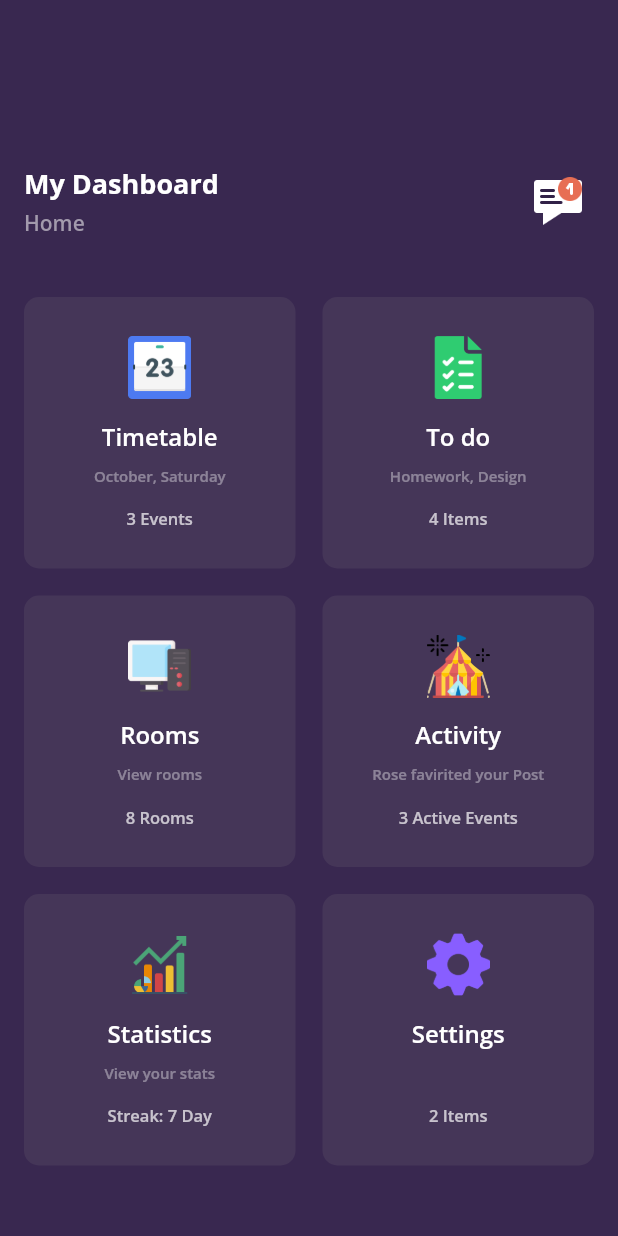
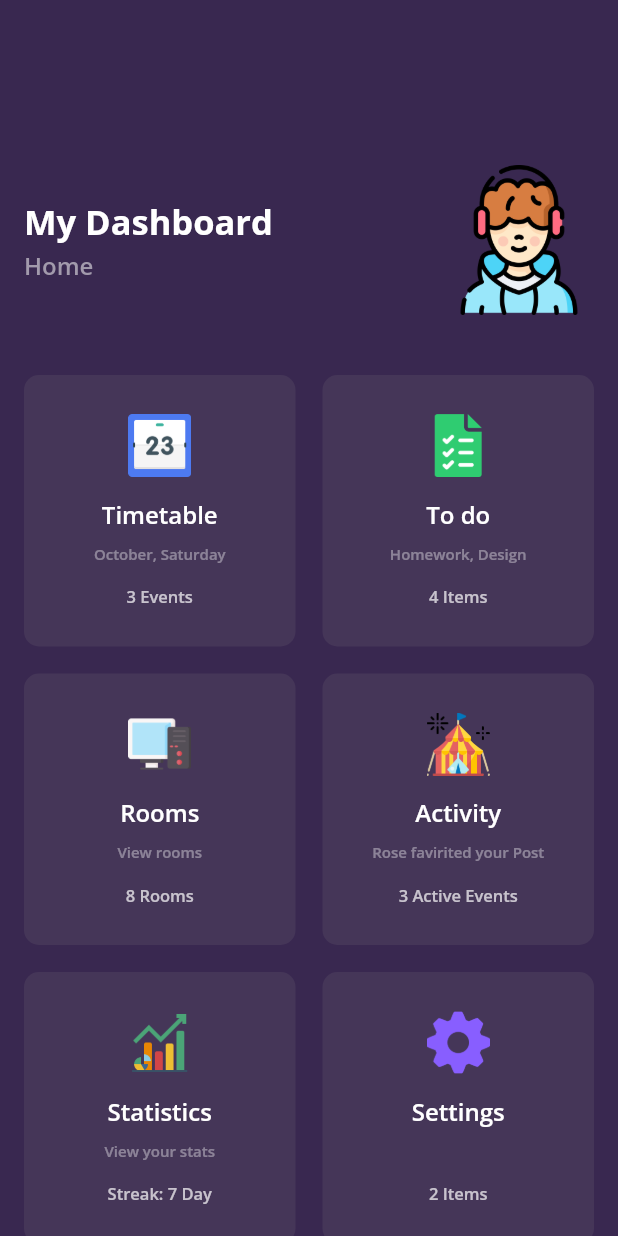
Before and after one commit to verbal-noun/kaspersky-secureit-2020-winner, a Flutter app: the screen it shows after launch, on a phone screen of 412 x 824 dp. Run offline on Flutter 3.47's test engine with Material 2 defaults, Android fonts, the phone set to English and light mode, and no system bars; our stand-ins replace google_fonts.

Commit message:
Improving dashboard icons

```diff
--- a/lib/main.dart
+++ b/lib/main.dart
@@ -31,7 +31,7 @@ class HomeState extends State<Home> {
                       style: GoogleFonts.openSans(
                           textStyle: TextStyle(
                               color: Colors.white,
-                              fontSize: 18,
+                              fontSize: 23,
                               fontWeight: FontWeight.bold)),
                     ),
                     SizedBox(
@@ -42,19 +42,16 @@ class HomeState extends State<Home> {
                       style: GoogleFonts.openSans(
                           textStyle: TextStyle(
                               color: Color(0xffa29aac),
-                              fontSize: 14,
+                              fontSize: 16,
                               fontWeight: FontWeight.w600)),
                     ),
                   ],
                 ),
-                IconButton(
-                  alignment: Alignment.topCenter,
-                  icon: Image.asset(
-                    "assets/notification.png",
-                    width: 40,
-                  ),
-                  onPressed: () {},
-                )
+                Image(
+                  image: AssetImage('assets/boy.png'),
+                  height: 100,
+
+                ),
               ],
             ),
           ),
--- a/pubspec.yaml
+++ b/pubspec.yaml
@@ -56,6 +56,8 @@ flutter:
     - assets/video.png
     - assets/password.png
     - assets/bullying.png
+    - assets/girl.png
+    - assets/boy.png
 
   # An image asset can refer to one or more resolution-specific "variants", see
   # https://flutter.dev/assets-and-images/#resolution-aware.
```
Also changed, not shown: assets/boy.png (added), assets/girl.png (added).
